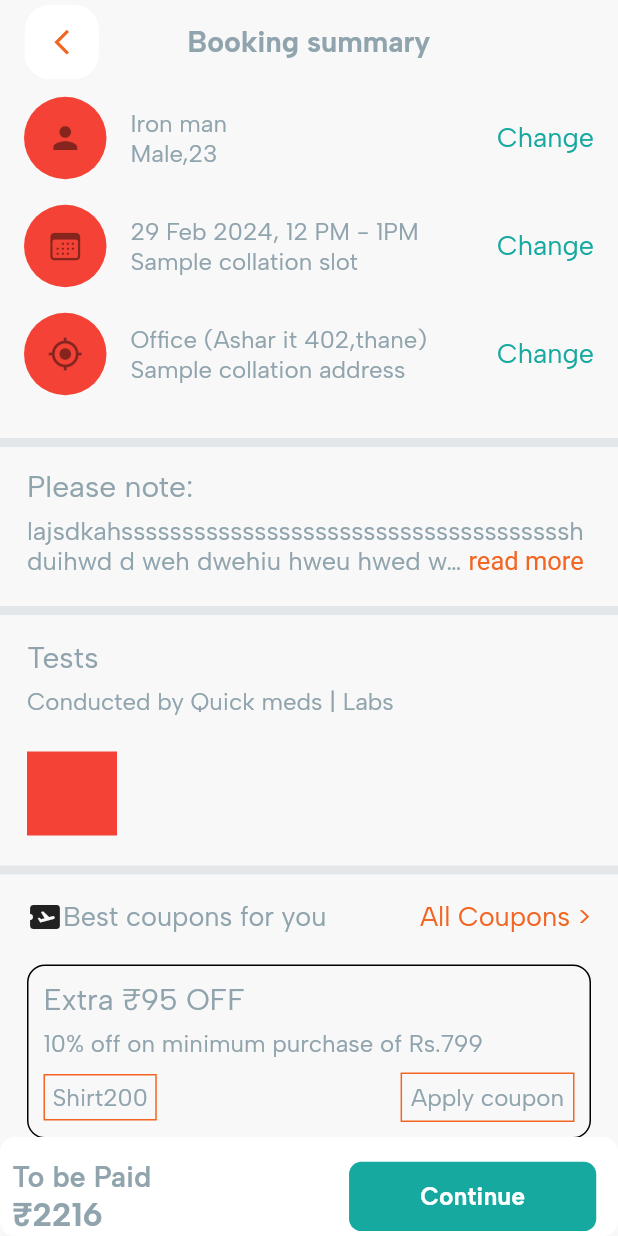
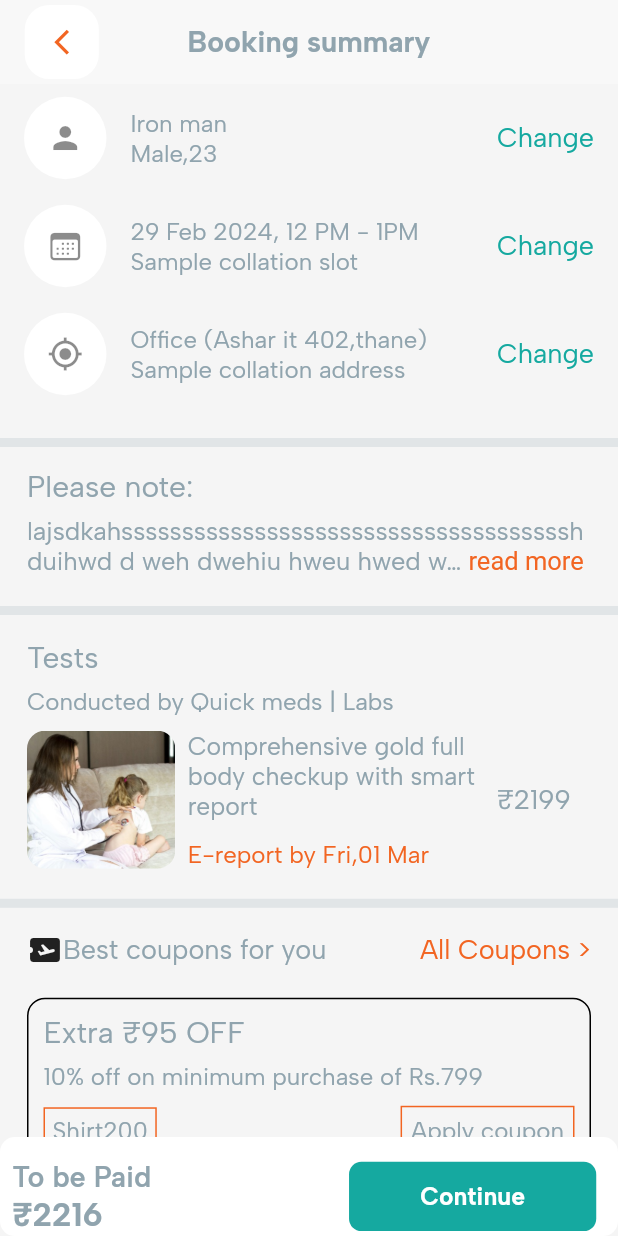
Before and after one commit to ayushh-gautam/QuickMeds, a Flutter app: the BookingSummaryPage screen opened directly, on a phone screen of 412 x 824 dp. Run offline on Flutter 3.47's test engine with Material 3 defaults, Android fonts, the light colour scheme and no system bars; drawn by our look-alikes of readmore; our stand-ins replace carousel_slider, connectivity_plus, file_picker, flutter_advanced_drawer, flutter_rating_bar, flutter_svg and 10 more; missing offline and left inert: get_ip_address; accounts and stored records are empty; network calls fail; project files that could hold a hidden picture were left out.

Commit message:
fix: minor issue fixed

```diff
--- a/lib/app/modules/booking_summary_module/booking_summary_page.dart
+++ b/lib/app/modules/booking_summary_module/booking_summary_page.dart
@@ -7,7 +7,6 @@ import 'package:quickmeds_user/app/routes/app_pages.dart';
 import 'package:quickmeds_user/app/theme/app_colors.dart';
 import 'package:readmore/readmore.dart';
 import 'package:sizer/sizer.dart';
-
 
 ///
 ///
@@ -77,7 +76,7 @@ class _BookingSummaryPageState extends State<BookingSummaryPage> {
                 ),
               ],
             )),
-        backgroundColor: appBgColor,
+        backgroundColor: const Color(0xffF5F5F5),
         appBar: AppBar(
           elevation: 0,
           backgroundColor: appBgColor,
@@ -247,13 +246,54 @@ class _BookingSummaryPageState extends State<BookingSummaryPage> {
             size: 16,
             bold: FontWeight.normal,
             color: greyColor,
-          ),
-          const SizedBox(
-            height: 24,
-          ),
-          ListTile(
-            contentPadding: const EdgeInsets.all(0),
-            leading: Container(height: 100, width: 60, color: Colors.red),
+          ).marginOnly(bottom: 10),
+          Row(
+            mainAxisAlignment: MainAxisAlignment.start,
+            children: [
+              SizedBox(
+                  width: 24.w,
+                  child: ClipRRect(
+                    borderRadius: BorderRadius.circular(12),
+                    child: Image.asset("assets/images/Frame 1171275762.png"),
+                  )),
+              SizedBox(
+                width: 2.w,
+              ),
+              Column(
+                crossAxisAlignment: CrossAxisAlignment.start,
+                mainAxisAlignment: MainAxisAlignment.start,
+                children: [
+                  SizedBox(
+                    width: 50.w,
+                    child: TextWidget(
+                      text:
+                          "Comprehensive gold full body checkup with smart report",
+                      size: 12.sp,
+                      bold: FontWeight.normal,
+                      color: greyColor,
+                    ),
+                  ),
+                  SizedBox(
+                    height: 0.6.h,
+                  ),
+                  SizedBox(
+                    height: 1.h,
+                  ),
+                  TextWidget(
+                    text: 'E-report by Fri,01 Mar',
+                    size: 16,
+                    bold: FontWeight.normal,
+                    color: orangeColor,
+                  )
+                ],
+              ),
+              TextWidget(
+                text: '₹2199',
+                size: 18,
+                bold: FontWeight.normal,
+                color: greyColor,
+              )
+            ],
           )
         ],
       ).marginSymmetric(horizontal: 18),
@@ -393,7 +433,8 @@ class _BookingSummaryPageState extends State<BookingSummaryPage> {
               height: 55,
               width: 55,
               decoration: BoxDecoration(
-                  color: Colors.red, borderRadius: BorderRadius.circular(200)),
+                  color: Colors.white,
+                  borderRadius: BorderRadius.circular(200)),
               child: bookingSummaryController.icons[index]),
           title: TextWidget(
             text: bookingSummaryController.title[index],
```
